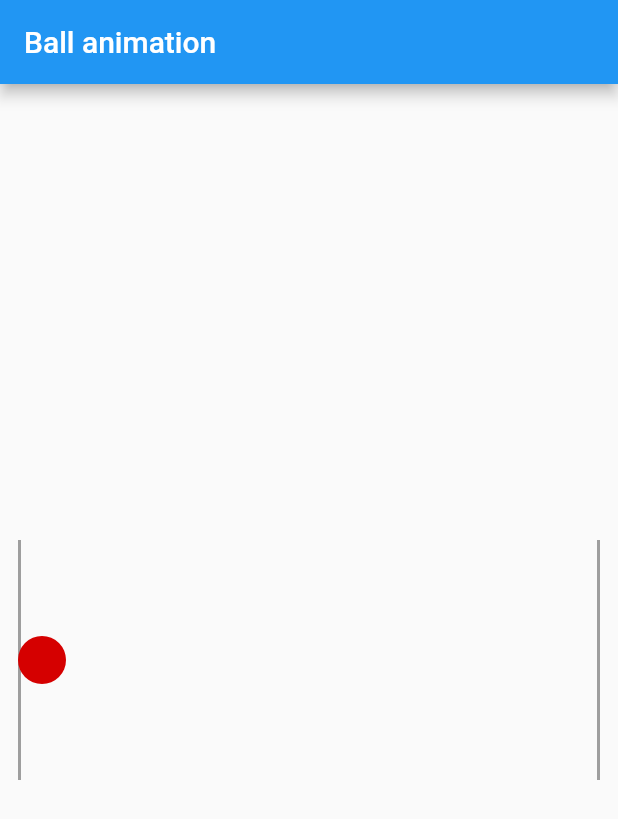
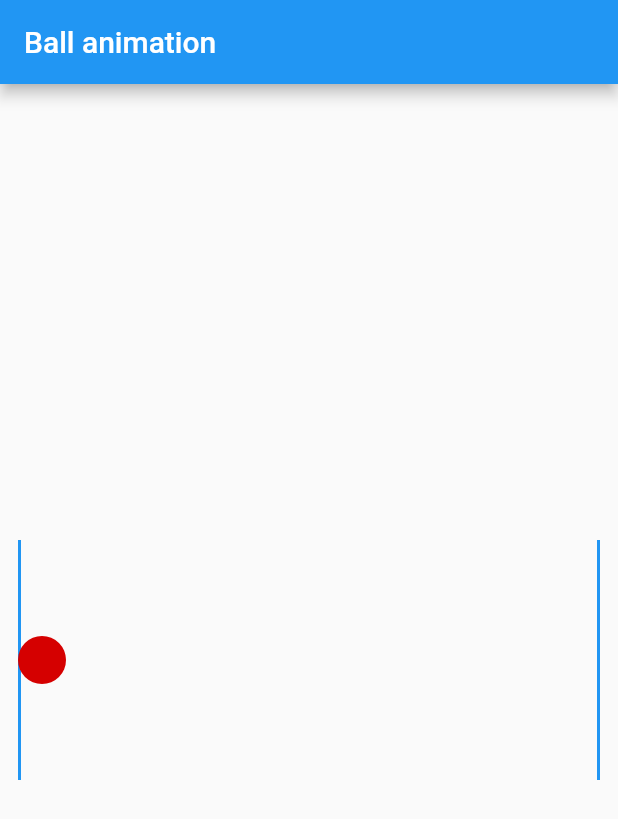
Before and after one commit to GONZALEZD/flutter_demos, a Flutter app: the screen it shows after launch, on a phone screen of 412 x 824 dp. Shown: the top 819 px of the screen. Run offline on Flutter 3.47's test engine with Material 2 defaults, Android fonts, the phone set to English and light mode, and no system bars.

Commit message:
Ball anim rework

```diff
--- /dev/null
+++ b/ball_anim/lib/animated_ball.dart
@@ -0,0 +1,73 @@
+import 'package:ball_anim/closed_curve.dart';
+import 'package:flutter/material.dart';
+
+class AnimatedBall extends StatefulWidget {
+
+  AnimatedBall();
+
+  @override
+  _AnimatedBallState createState() => _AnimatedBallState();
+}
+
+class _AnimatedBallState extends State<AnimatedBall> with TickerProviderStateMixin {
+  AnimationController controller;
+  Animation ballPositionX;
+  Animation ballCompressionX;
+  Animation ballCompressionY;
+  Animation ballCompressionColor;
+  double ballRadius = 32.0;
+
+  @override
+  void initState() {
+    super.initState();
+    this.controller = AnimationController(vsync: this, duration: Duration(milliseconds: 1200));
+    var twoPipes = LoopingTween(curve: ClosedCurves.pipe, periods: 2.0);
+    this.ballPositionX = LoopingTween(curve: ClosedCurves.cosinus).animate(this.controller);
+    this.ballCompressionX = Tween(begin: ballRadius, end: ballRadius - 10.0)
+        .chain(CurveTween(curve: Interval(0.7, 1.0)))
+        .chain(twoPipes)
+        .animate(this.controller);
+    this.ballCompressionY = Tween(begin: ballRadius, end: ballRadius + 10.0)
+        .chain(CurveTween(curve: Interval(0.7, 1.0)))
+        .chain(twoPipes)
+        .animate(this.controller);
+    this.ballCompressionColor = ColorTween(begin: Colors.redAccent.shade700, end: Colors.redAccent)
+        .chain(twoPipes)
+        .animate(this.controller);
+    this.controller.repeat();
+  }
+
+  @override
+  void dispose() {
+    this.controller.dispose();
+    super.dispose();
+  }
+
+  @override
+  Widget build(BuildContext context) {
+    return AnimatedBuilder(
+      animation: this.controller,
+      builder: (context, child) {
+        var width = MediaQuery.of(context).size.width;
+        var shiftX = (this.ballPositionX.value *
+            (width - this.ballCompressionX.value)) / 2.0;
+
+        return Container(
+          alignment: Alignment.center,
+          transform: Matrix4.translationValues(shiftX, 0.0, 0.0),
+          child: SizedBox(
+            width: this.ballCompressionX.value,
+            height: this.ballCompressionY.value,
+            child: DecoratedBox(
+              decoration: BoxDecoration(
+                color: this.ballCompressionColor.value,
+                shape: BoxShape.rectangle,
+                borderRadius: BorderRadius.circular(ballRadius),
+              ),
+            ),
+          ),
+        );
+      },
+    );
+  }
+}
--- a/ball_anim/lib/main.dart
+++ b/ball_anim/lib/main.dart
@@ -1,4 +1,4 @@
-import 'package:ball_anim/closed_curve.dart';
+import 'package:ball_anim/animated_ball.dart';
 import 'package:flutter/material.dart';
 
 void main() {
@@ -26,100 +26,34 @@ class MainPage extends StatelessWidget {
   }
 
   Widget _buildBody(BuildContext context) {
-    final width = MediaQuery
-        .of(context)
-        .size
-        .width;
-    var wallPadding = 12.0;
+    final size = MediaQuery.of(context).size;
+    final wallPadding = 12.0;
+    final wallColor = Theme.of(context).primaryColor;
     return Padding(
       padding: EdgeInsets.symmetric(horizontal: wallPadding),
       child: Row(
         mainAxisSize: MainAxisSize.max,
         crossAxisAlignment: CrossAxisAlignment.center,
         children: [
-          _buildWall(),
-          Expanded(child: AnimatedBall(width: width - 2 * wallPadding,)),
-          _buildWall(),
+          _buildWall(wallColor),
+          Expanded(
+            child: MediaQuery(
+              data: MediaQuery.of(context).copyWith(
+                size: Size(size.width - 2 * wallPadding, size.height),
+              ),
+              child: AnimatedBall(),
+            ),
+          ),
+          _buildWall(wallColor),
         ],
       ),
     );
   }
 
-  Widget _buildWall() {
+  Widget _buildWall(Color color) {
     return Container(
-      constraints: BoxConstraints.expand(width: 2.0, height: 160.0),
-      color: Colors.grey,
+      constraints: const BoxConstraints.expand(width: 2.0, height: 160.0),
+      color: color,
     );
   }
 }
-
-class AnimatedBall extends StatefulWidget {
-  final double width;
-
-  AnimatedBall({this.width});
-
-  @override
-  _AnimatedBallState createState() => _AnimatedBallState();
-}
-
-class _AnimatedBallState extends State<AnimatedBall> with TickerProviderStateMixin {
-  AnimationController controller;
-  Animation ballPositionX;
-  Animation ballCompressionX;
-  Animation ballCompressionY;
-  Animation ballCompressionColor;
-  double ballRadius = 32.0;
-
-  @override
-  void initState() {
-    super.initState();
-    this.controller = AnimationController(vsync: this, duration: Duration(milliseconds: 1200));
-    var twoPipes = LoopingTween(curve: ClosedCurves.pipe, periods: 2.0);
-    this.ballPositionX = LoopingTween(curve: ClosedCurves.cosinus).animate(this.controller);
-    this.ballCompressionX = Tween(begin: ballRadius, end: ballRadius - 10.0)
-        .chain(CurveTween(curve: Interval(0.7, 1.0)))
-        .chain(twoPipes)
-        .animate(this.controller);
-    this.ballCompressionY = Tween(begin: ballRadius, end: ballRadius + 10.0)
-        .chain(CurveTween(curve: Interval(0.7, 1.0)))
-        .chain(twoPipes)
-        .animate(this.controller);
-    this.ballCompressionColor = ColorTween(begin: Colors.redAccent.shade700, end: Colors.redAccent)
-        .chain(twoPipes)
-        .animate(this.controller);
-    this.controller.repeat();
-  }
-
-  @override
-  void dispose() {
-    this.controller.dispose();
-    super.dispose();
-  }
-
-  @override
-  Widget build(BuildContext context) {
-    return AnimatedBuilder(
-      animation: this.controller,
-      builder: (context, child) {
-        var shiftX = (this.ballPositionX.value *
-            (this.widget.width - this.ballCompressionX.value)) / 2.0;
-
-        return Container(
-          alignment: Alignment.center,
-          transform: Matrix4.translationValues(shiftX, 0.0, 0.0),
-          child: SizedBox(
-            width: this.ballCompressionX.value,
-            height: this.ballCompressionY.value,
-            child: DecoratedBox(
-              decoration: BoxDecoration(
-                color: this.ballCompressionColor.value,
-                shape: BoxShape.rectangle,
-                borderRadius: BorderRadius.circular(ballRadius),
-              ),
-            ),
-          ),
-        );
-      },
-    );
-  }
-}
```
